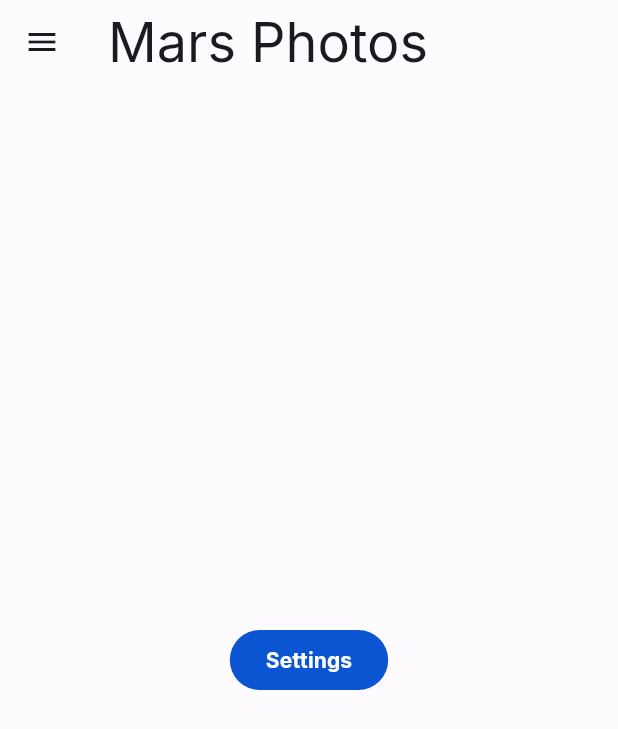
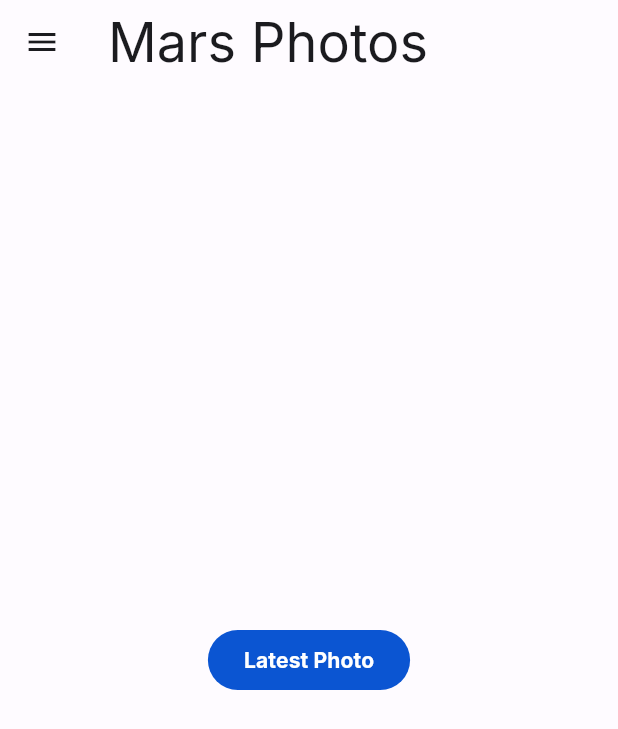
Before and after one commit to AlshaimaaAbdElnaeem/mars_app, a Flutter app: the screen it shows after launch, on a phone screen of 412 x 824 dp. Shown: the top 729 px of the screen. Run offline on Flutter 3.47's test engine with Material 2 defaults, Android fonts, the phone set to English and light mode, and no system bars; our stand-ins replace dio, go_router, google_fonts, hive, hive_flutter, sizer; missing offline and left inert: dio_smart_retry; accounts and stored records are empty; generated files the repository leaves out were written again.

Commit message:
display latest photos

```diff
--- a/lib/data/models/mars_photo.dart
+++ b/lib/data/models/mars_photo.dart
@@ -1,6 +1,5 @@
 import 'dart:convert';
 
-import 'package:flutter/foundation.dart';
 import 'package:hive/hive.dart';
 import 'package:json_annotation/json_annotation.dart';
 part 'mars_photo.g.dart';
--- a/lib/l10n/app_ar.arb
+++ b/lib/l10n/app_ar.arb
@@ -3,5 +3,5 @@
   "appTitle": "صور المريخ",
   "theme": "لون التطبيق",
   "language": "اللغة",
-  "settings" : "الإعدادات"
+  "latestphoto" : "احدث الصور"
 }
--- a/lib/l10n/app_en.arb
+++ b/lib/l10n/app_en.arb
@@ -3,6 +3,6 @@
   "appTitle": "Mars Photos",
   "theme": "Theme",
   "language": "Language",
-  "settings" : "Settings"
+  "latestphoto" : "Latest Photo"
 
 }
--- a/lib/ui/screens/home_page.dart
+++ b/lib/ui/screens/home_page.dart
@@ -22,8 +22,8 @@ class HomePage extends StatelessWidget {
       ),
       drawer: DrawerWidget(settingsBox: settingsBox),
       body: Center(
-        child:FilledButton(child: Text(strings.settings) , onPressed: (){
-          context.push(settingPage);
+        child:FilledButton(child: Text(strings.latestphoto) , onPressed: (){
+          context.push(latestPage);
         },
         )
       )
--- a/lib/utils/app_router.dart
+++ b/lib/utils/app_router.dart
@@ -1,7 +1,7 @@
 import 'package:go_router/go_router.dart';
 
 import 'package:session2/ui/screens/home_page.dart';
-import 'package:session2/ui/screens/settings_page.dart';
+import 'package:session2/ui/screens/latest_photo_page.dart';
 import 'package:session2/utils/router_constants.dart';
 
 GoRouter goRouter() {
@@ -10,9 +10,8 @@ GoRouter goRouter() {
       path: home,
       builder: (context, state) => const HomePage(),
     ),
-    GoRoute(
-      path: settingPage,
-      builder: (context, state) => const SettingsPage(),
+    GoRoute(path: latestPage ,
+    builder: (context , state)=>  LatestPhotoPage(),
     )
   ]);
 }
--- a/lib/utils/router_constants.dart
+++ b/lib/utils/router_constants.dart
@@ -1,2 +1,3 @@
 const String home = "/";
 const String settingPage = "/settings";
+const String latestPage = "/latestPhotoPage";
--- a/pubspec.yaml
+++ b/pubspec.yaml
@@ -29,6 +29,7 @@ environment:
 dependencies:
   bloc: ^8.1.2
   build_runner: ^2.4.6
+  cached_network_image: ^3.3.0
   cupertino_icons: ^1.0.2
   dio: ^5.3.3
   dio_smart_retry: ^6.0.0
```
Also changed, not shown: lib/data/api/api.dart (+7 -7 lines), lib/ui/screens/latest_photo_page.dart (+43 -0 lines), lib/ui/widgets/photo_item.dart (+24 -0 lines), lib/repo/repo.dart (added), lib/ui/screens/settings_page.dart (added), pubspec.lock, 1 other file.
